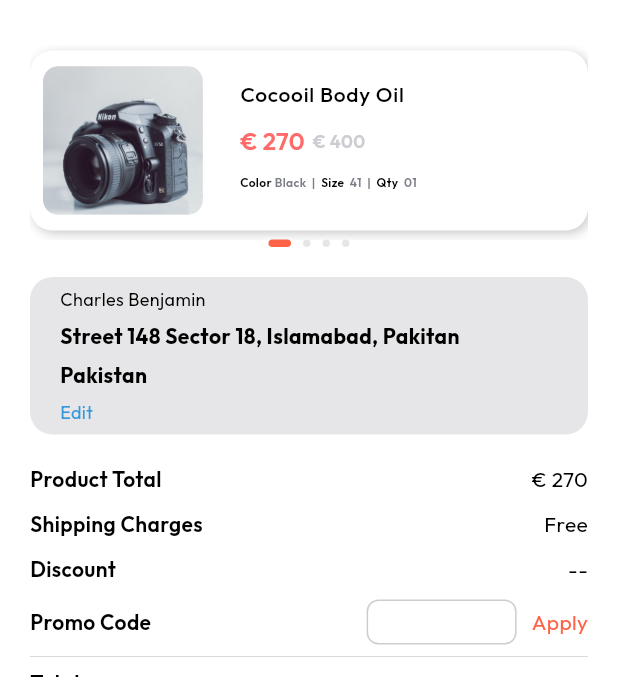
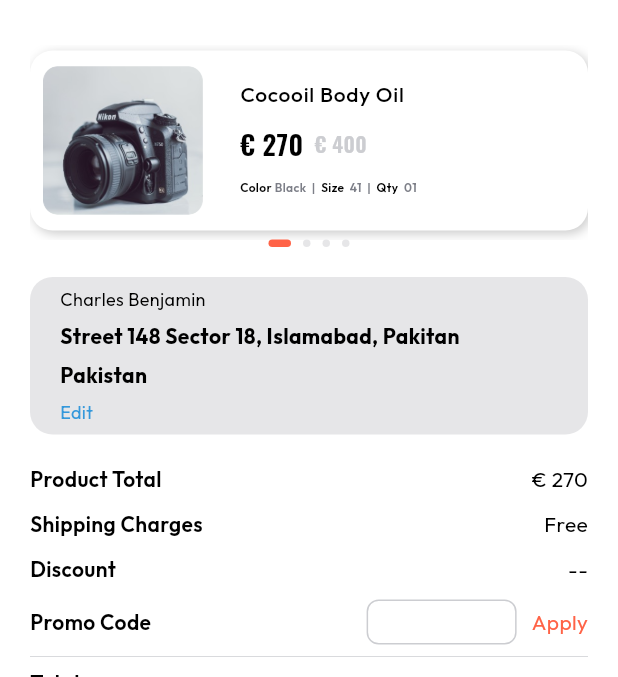
Before and after one commit to Duseca/MarcheSocialApp, a Flutter app: the Cart screen opened directly, after a tap on "Proceed to checkout", on a phone screen of 412 x 824 dp, the part 83-760 px from its top. Run offline on Flutter 3.47's test engine with Material 3 defaults, Android fonts, the light colour scheme and no system bars; drawn by our look-alikes of smooth_page_indicator; our stand-ins replace cached_network_image, country_code_picker, dropdown_button2, fl_chart, flutter_slidable, flutter_svg and 2 more; missing offline and left inert: another_stepper.

Commit message:
client changes

```diff
--- a/lib/constants/app_fonts.dart
+++ b/lib/constants/app_fonts.dart
@@ -1,3 +1,4 @@
 class AppFonts {
   static const OUTFit_DISPLAY = 'Outfit';
+  static const OSWALD = 'Oswald';
 }
--- a/lib/view/screens/cart/cart.dart
+++ b/lib/view/screens/cart/cart.dart
@@ -70,9 +70,9 @@ class _CartState extends State<Cart> {
                       padding: const EdgeInsets.all(4.0),
                       child: QuantityTile(
                         leading: Assets.imagesDummyproduct2,
-                        subtitle1: '4747',
-                        subtitle2: 'subtitle2',
-                        title: 'title',
+                        subtitle1: '115 €',
+                        subtitle2: '12 €  ',
+                        title: 'Cocooil Body Oil',
                       ),
                     ),
                 ],
--- a/lib/view/screens/notifications/activity.dart
+++ b/lib/view/screens/notifications/activity.dart
@@ -12,19 +12,19 @@ class Activity extends StatelessWidget {
       NotificationsTile(
         path: Assets.imagesFire,
         subtitle: 'Your Post is Trending in the Popular Section',
-        title: 'title',
+        title: 'Trending Products',
         trailing: DateTime.now().subtract(Duration(days: 21)),
       ),
       NotificationsTile(
         path: Assets.imagesLike,
         subtitle: 'Your Post is Trending in the Popular Section',
-        title: 'title',
+        title: 'Trending Products',
         trailing: DateTime.now().subtract(Duration(days: 1)),
       ),
       NotificationsTile(
         path: Assets.imagesComment,
         subtitle: 'Your Post is Trending in the Popular Section',
-        title: 'title',
+        title: 'Trending Products',
         trailing: DateTime.now().subtract(Duration(days: 1)),
       ),
     ];
--- a/lib/view/screens/notifications/notifications.dart
+++ b/lib/view/screens/notifications/notifications.dart
@@ -3,6 +3,7 @@ import 'package:get/get.dart';
 import 'package:marche_social_app/constants/app_colors.dart';
 import 'package:marche_social_app/constants/app_images/assets.dart';
 import 'package:marche_social_app/constants/app_sizes.dart';
+import 'package:marche_social_app/constants/app_styling.dart';
 import 'package:marche_social_app/view/screens/notifications/activity.dart';
 import 'package:marche_social_app/view/screens/notifications/messages.dart';
 import 'package:marche_social_app/view/screens/sidemenu/drawer.dart';
@@ -71,9 +72,7 @@ class _NotificationsState extends State<Notifications> {
               child: Container(
                 height: 50.87,
                 width: 400,
-                decoration: BoxDecoration(
-                    borderRadius: BorderRadius.circular(10),
-                    color: kWhiteColor),
+                decoration: rounded(kPrimaryColor),
                 child: Row(
                   children: List.generate(
                     _tabs.length,
--- a/lib/view/widget/checkout_tile.dart
+++ b/lib/view/widget/checkout_tile.dart
@@ -1,6 +1,7 @@
 import 'package:flutter/material.dart';
 import 'package:get/get.dart';
 import 'package:marche_social_app/constants/app_colors.dart';
+import 'package:marche_social_app/constants/app_fonts.dart';
 import 'package:marche_social_app/constants/app_styling.dart';
 import 'package:marche_social_app/view/screens/sidemenu/orders/review/review.dart';
 import 'package:marche_social_app/view/screens/sidemenu/orders/track_order.dart';
@@ -132,14 +133,17 @@ class Checkouttile extends StatelessWidget {
                                         children: [
                                           MyText(
                                             text: subtitle1,
-                                            color: kRedColor,
-                                            size: 16,
+                                            color: KTertiaryColor,
+                                            fontFamily: AppFonts.OSWALD,
+                                            size: 18,
                                             weight: FontWeight.w600,
                                           ),
                                           MyText(
                                             text: subtitle2,
+                                            fontFamily: AppFonts.OSWALD,
                                             color: kGrey3Color,
                                             weight: FontWeight.w600,
+                                            size: 14,
                                           ),
                                         ],
                                       ),
@@ -193,8 +197,9 @@ class Checkouttile extends StatelessWidget {
                                   paddingTop: 50,
                                   textAlign: TextAlign.end,
                                   text: '€68',
-                                  color: kRedColor,
-                                  size: 16,
+                                  color: KTertiaryColor,
+                                  fontFamily: AppFonts.OSWALD,
+                                  size: 18,
                                   weight: FontWeight.bold,
                                 ),
                                 MyText(
@@ -202,6 +207,7 @@ class Checkouttile extends StatelessWidget {
                                   paddingRight: 10,
                                   textAlign: TextAlign.end,
                                   text: '€68',
+                                  fontFamily: AppFonts.OSWALD,
                                   color: kGrayColor,
                                   size: 8,
                                 ),
--- a/lib/view/widget/quantity_tile.dart
+++ b/lib/view/widget/quantity_tile.dart
@@ -2,6 +2,7 @@ import 'package:flutter/material.dart';
 import 'package:flutter_slidable/flutter_slidable.dart';
 import 'package:input_quantity/input_quantity.dart';
 import 'package:marche_social_app/constants/app_colors.dart';
+import 'package:marche_social_app/constants/app_fonts.dart';
 import 'package:marche_social_app/constants/app_images/assets.dart';
 import 'package:marche_social_app/constants/app_styling.dart';
 import 'package:marche_social_app/view/widget/common_image_view_widget.dart';
@@ -75,14 +76,17 @@ class QuantityTile extends StatelessWidget {
                               children: [
                                 MyText(
                                   text: subtitle1,
-                                  color: kRedColor,
-                                  size: 16,
+                                  color: KTertiaryColor,
+                                  size: 18,
+                                  fontFamily: AppFonts.OSWALD,
                                   weight: FontWeight.w600,
                                 ),
                                 MyText(
                                   text: subtitle2,
                                   color: kGrey3Color,
                                   paddingLeft: 5,
+                                  fontFamily: AppFonts.OSWALD,
+                                  size: 14,
                                   weight: FontWeight.w600,
                                 ),
                                 MyText(
--- a/pubspec.yaml
+++ b/pubspec.yaml
@@ -56,6 +56,10 @@ flutter:
           weight: 800
         - asset: assets/fonts/Outfit-Black.ttf
           weight: 900
+    - family: Oswald
+      fonts:
+        - asset: assets/fonts/Oswald-SemiBold.ttf
+          weight: 700
 
 flutter_assets:
   assets_path: assets/
```
Also changed, not shown: lib/view/screens/home/all.dart (+1 -30 lines), lib/view/screens/notifications/messages.dart (+14 -6 lines), lib/view/widget/notification_tile.dart (+5 -5 lines), assets/fonts/Oswald-SemiBold.ttf (added).
